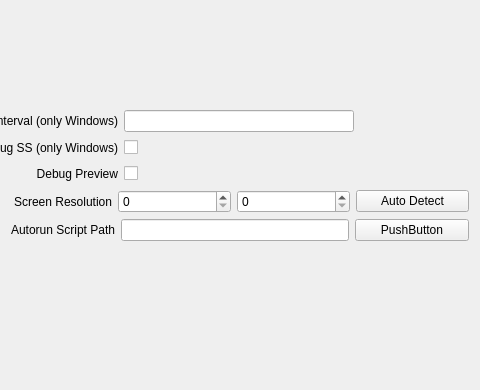
0LTSU0/ScreenLed, file ScreenLedGUI/settingswindow.ui: the form before one commit; both pictures show x 237 to 717 and y 0 to 390 of the 717 by 478 pixel window.
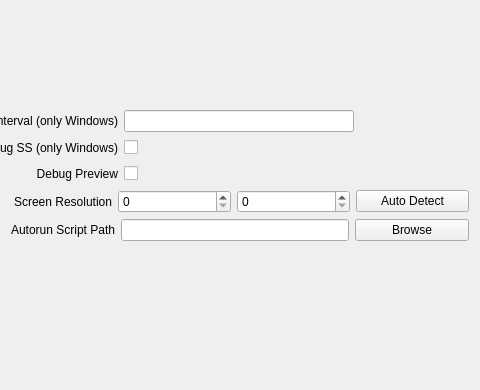
The form after the commit.

Patch:
```diff
--- a/ScreenLedGUI/settingswindow.ui
+++ b/ScreenLedGUI/settingswindow.ui
@@ -243,7 +243,7 @@
      <item>
       <widget class="QPushButton" name="AutoRunScriptSelect">
        <property name="text">
-        <string>PushButton</string>
+        <string>Browse</string>
        </property>
       </widget>
      </item>
```
